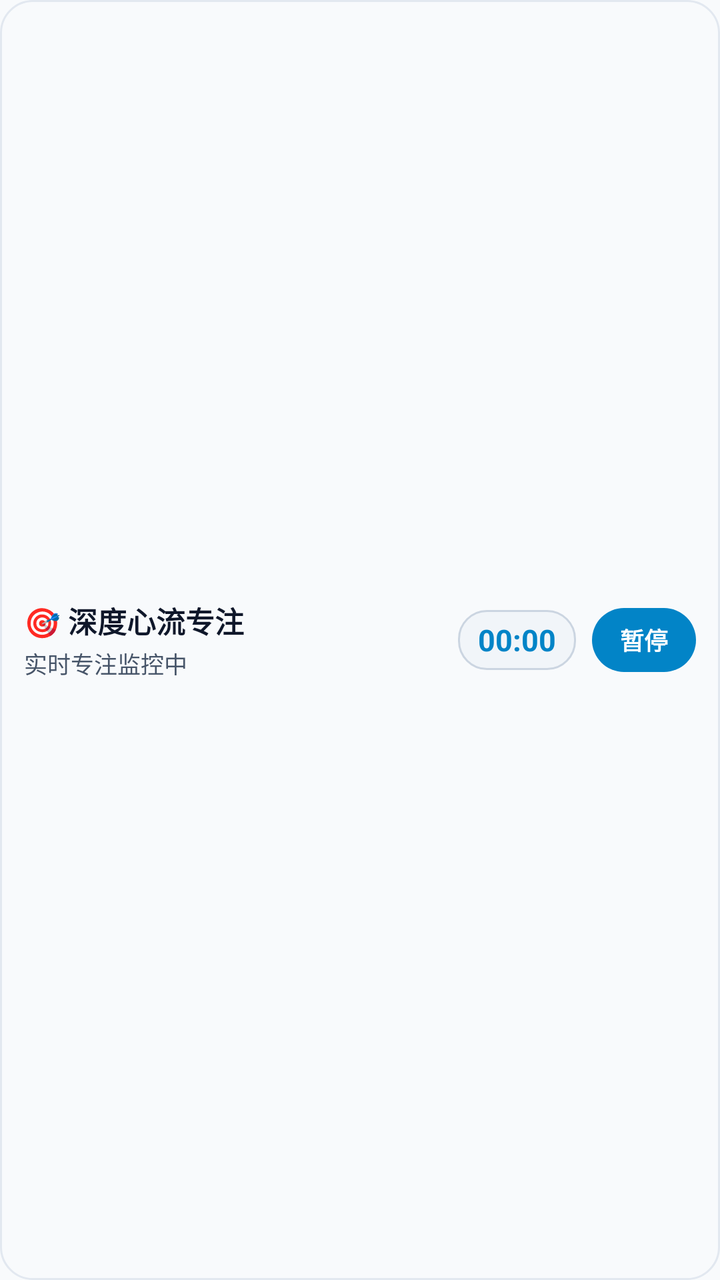
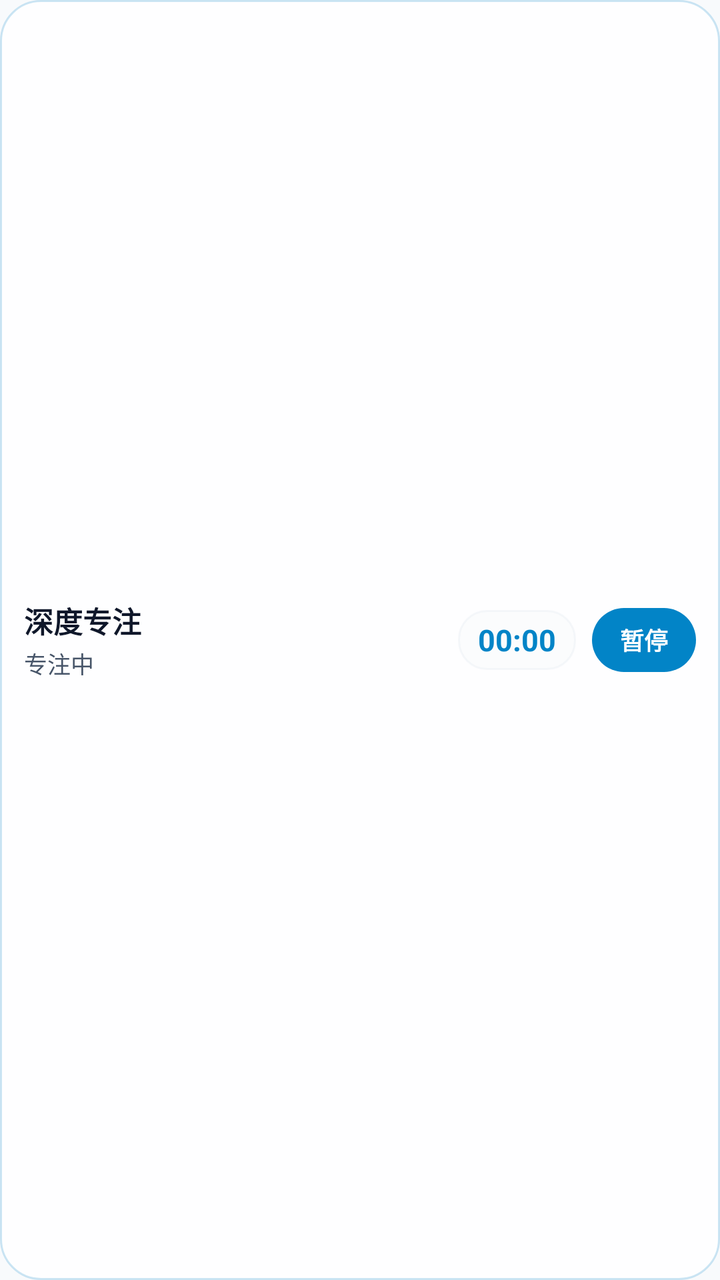

The first picture is an Android layout as it rendered before a commit; the second is the same layout after the commit. The layout source and the unified diff follow.
<!-- AndroidManifest.xml: application theme Theme.RMF -->
<!-- res/layout/notification_fluid_cloud_capsule.xml -->
<?xml version="1.0" encoding="utf-8"?>
<LinearLayout xmlns:android="http://schemas.android.com/apk/res/android"
    android:id="@+id/fluid_capsule_root"
    android:layout_width="match_parent"
    android:layout_height="68dp"
    android:orientation="horizontal"
    android:gravity="center_vertical"
    android:background="@drawable/bg_fluid_card"
    android:paddingStart="12dp"
    android:paddingEnd="12dp"
    android:paddingTop="6dp"
    android:paddingBottom="6dp">

    
    <LinearLayout
        android:layout_width="0dp"
        android:layout_height="wrap_content"
        android:layout_weight="1"
        android:orientation="vertical">

        <TextView
            android:id="@+id/fluid_capsule_title"
            android:layout_width="wrap_content"
            android:layout_height="wrap_content"
            android:text="🎯 深度心流专注"
            android:textColor="@color/fluid_notif_title"
            android:textSize="14.5sp"
            android:textStyle="bold"
            android:maxLines="1"
            android:ellipsize="end" />

        <TextView
            android:id="@+id/fluid_capsule_sub"
            android:layout_width="wrap_content"
            android:layout_height="wrap_content"
            android:text="实时专注监控中"
            android:textColor="@color/fluid_notif_sub"
            android:textSize="11.5sp"
            android:layout_marginTop="2dp"
            android:maxLines="1"
            android:ellipsize="end" />
    </LinearLayout>

    
    <LinearLayout
        android:layout_width="wrap_content"
        android:layout_height="30dp"
        android:layout_marginEnd="8dp"
        android:gravity="center"
        android:paddingStart="10dp"
        android:paddingEnd="10dp"
        android:background="@drawable/bg_fluid_timer_pill">

        <Chronometer
            android:id="@+id/fluid_capsule_chronometer"
            android:layout_width="wrap_content"
            android:layout_height="wrap_content"
            android:textColor="@color/fluid_notif_chronometer"
            android:textSize="15sp"
            android:textStyle="bold" />
    </LinearLayout>

    
    <TextView
        android:id="@+id/fluid_capsule_action_btn"
        android:layout_width="wrap_content"
        android:layout_height="32dp"
        android:gravity="center"
        android:paddingStart="14dp"
        android:paddingEnd="14dp"
        android:text="暂停"
        android:textColor="@color/fluid_notif_btn_primary_text"
        android:textSize="12sp"
        android:textStyle="bold"
        android:background="@drawable/bg_fluid_btn_primary" />

</LinearLayout>
<!-- resources referenced by this layout -->
<resources>
  <color name="fluid_notif_btn_primary_text">#FFFFFF</color>
  <color name="fluid_notif_chronometer">#0284C7</color>
  <color name="fluid_notif_sub">#475569</color>
  <color name="fluid_notif_title">#0F172A</color>
  <!-- drawable bg_fluid_btn_primary (drawable) -->
  <?xml version="1.0" encoding="utf-8"?>
  <shape xmlns:android="http://schemas.android.com/apk/res/android"
      android:shape="rectangle">
      <corners android:radius="18dp" />
      <solid android:color="@color/fluid_notif_btn_primary_bg" />
  </shape>
  <!-- drawable bg_fluid_card (drawable) -->
  <?xml version="1.0" encoding="utf-8"?>
  <shape xmlns:android="http://schemas.android.com/apk/res/android"
      android:shape="rectangle">
      <corners android:radius="16dp" />
      <solid android:color="@color/fluid_notif_card_bg" />
      <stroke android:width="1dp" android:color="@color/fluid_notif_card_border" />
  </shape>
  <!-- drawable bg_fluid_timer_pill (drawable) -->
  <?xml version="1.0" encoding="utf-8"?>
  <shape xmlns:android="http://schemas.android.com/apk/res/android"
      android:shape="rectangle">
      <corners android:radius="14dp" />
      <solid android:color="@color/fluid_notif_timer_pill_bg" />
      <stroke android:width="1dp" android:color="@color/fluid_notif_timer_pill_border" />
  </shape>
  <style name="Theme.RMF" parent="android:Theme.Material.NoActionBar">
          <item name="android:statusBarColor">#F8FAFC</item>
          <item name="android:navigationBarColor">#FFFFFF</item>
          <item name="android:windowBackground">#F8FAFC</item>
          <item name="android:windowLightStatusBar">true</item>
      </style>
  <color name="fluid_notif_btn_primary_bg">#0284C7</color>
  <color name="fluid_notif_card_bg">#F8FAFC</color>
  <color name="fluid_notif_card_border">#E2E8F0</color>
  <color name="fluid_notif_timer_pill_bg">#F1F5F9</color>
  <color name="fluid_notif_timer_pill_border">#CBD5E1</color>
</resources>

<!-- the commit's change to res/layout/notification_fluid_cloud_capsule.xml (unified diff, before → after) -->
@@ -22,7 +22,7 @@
             android:id="@+id/fluid_capsule_title"
             android:layout_width="wrap_content"
             android:layout_height="wrap_content"
-            android:text="🎯 深度心流专注"
+            android:text="深度专注"
             android:textColor="@color/fluid_notif_title"
             android:textSize="14.5sp"
             android:textStyle="bold"
@@ -33,7 +33,7 @@
             android:id="@+id/fluid_capsule_sub"
             android:layout_width="wrap_content"
             android:layout_height="wrap_content"
-            android:text="实时专注监控中"
+            android:text="专注中"
             android:textColor="@color/fluid_notif_sub"
             android:textSize="11.5sp"
             android:layout_marginTop="2dp"
<!-- resource entries referenced after the edit -->
@@ -15,7 +15,7 @@
   <?xml version="1.0" encoding="utf-8"?>
   <shape xmlns:android="http://schemas.android.com/apk/res/android"
       android:shape="rectangle">
-      <corners android:radius="16dp" />
+      <corners android:radius="20dp" />
       <solid android:color="@color/fluid_notif_card_bg" />
       <stroke android:width="1dp" android:color="@color/fluid_notif_card_border" />
   </shape>
@@ -34,9 +34,9 @@
           <item name="android:windowLightStatusBar">true</item>
       </style>
   <color name="fluid_notif_btn_primary_bg">#0284C7</color>
-  <color name="fluid_notif_card_bg">#F8FAFC</color>
-  <color name="fluid_notif_card_border">#E2E8F0</color>
-  <color name="fluid_notif_timer_pill_bg">#F1F5F9</color>
-  <color name="fluid_notif_timer_pill_border">#CBD5E1</color>
+  <color name="fluid_notif_card_bg">#E6FFFFFF</color>
+  <color name="fluid_notif_card_border">#330284C7</color>
+  <color name="fluid_notif_timer_pill_bg">#4DF1F5F9</color>
+  <color name="fluid_notif_timer_pill_border">#2ECBD5E1</color>
 </resources>
 
